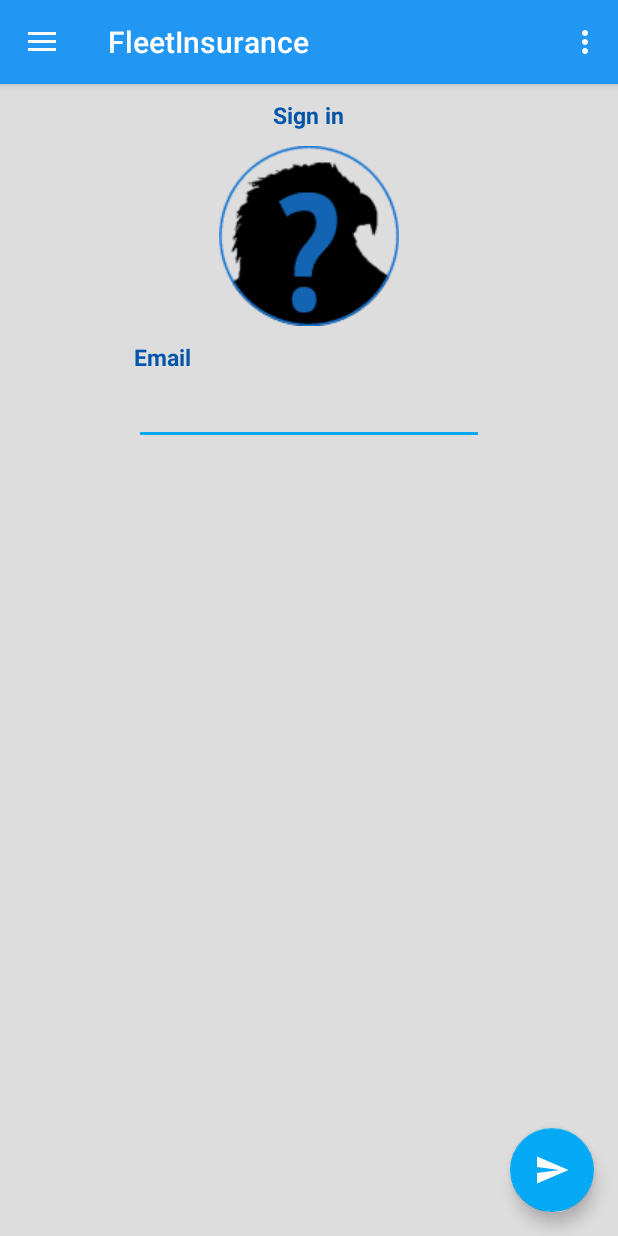
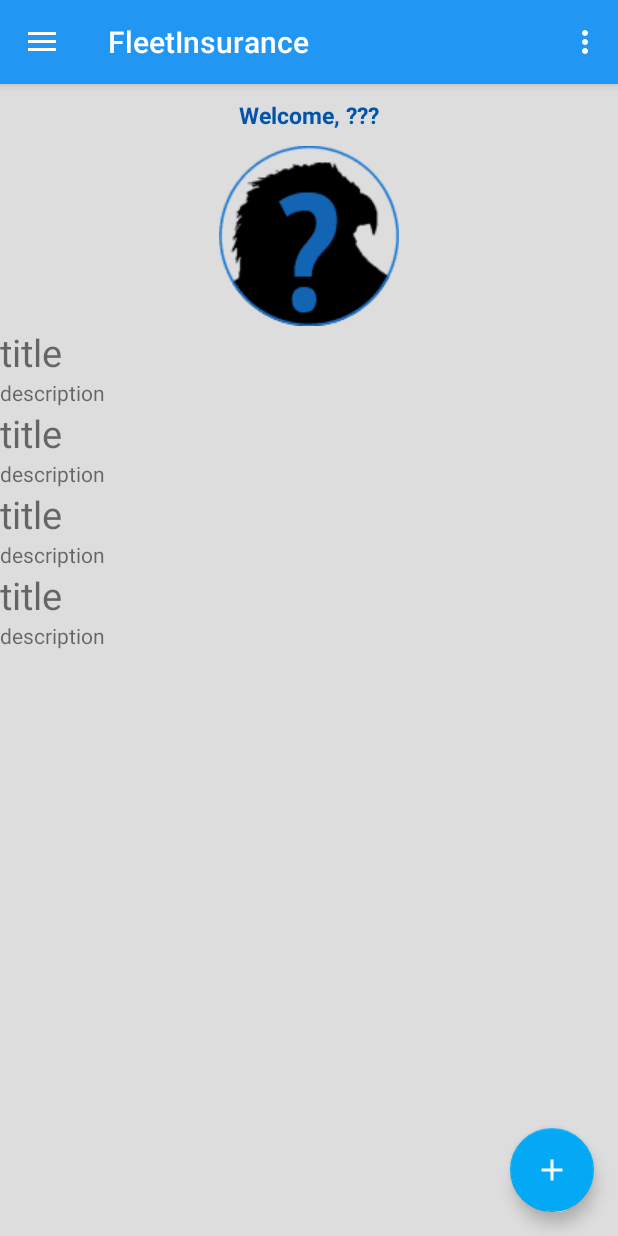
Before and after one commit to SorrGrif/FleetInsurance, an Android app: the screen it shows after launch (MainActivity), on a phone screen of 412 x 824 dp. Run offline under Robolectric (Android 15) with nearby library versions, the light colour scheme and no system bars.

Commit message:
created a basic layout for the logged in fragment

```diff
--- a/FleetInsurance/app/src/main/java/faucher/paul/fleetinsurance/MainActivity.java
+++ b/FleetInsurance/app/src/main/java/faucher/paul/fleetinsurance/MainActivity.java
@@ -49,7 +49,7 @@ public class MainActivity extends AppCompatActivity
 
         FragmentManager fm = getSupportFragmentManager();
         FragmentTransaction ft = fm.beginTransaction();
-        ft.replace(R.id.content_main, new LoggedOutFragment());
+        ft.replace(R.id.content_main, new LoggedInFragment());
         ft.commit();
 
         NavigationView navigationView = (NavigationView) findViewById(R.id.nav_view);
--- a/FleetInsurance/app/src/main/res/layout/fragment_logged_in.xml
+++ b/FleetInsurance/app/src/main/res/layout/fragment_logged_in.xml
@@ -1,9 +1,114 @@
-<FrameLayout xmlns:android="http://schemas.android.com/apk/res/android"
+<LinearLayout xmlns:android="http://schemas.android.com/apk/res/android"
+    xmlns:app="http://schemas.android.com/apk/res-auto"
     xmlns:tools="http://schemas.android.com/tools"
     android:layout_width="match_parent"
     android:layout_height="match_parent"
+    android:orientation="vertical"
     tools:context="faucher.paul.fleetinsurance.LoggedInFragment">
 
     <!-- TODO: Update blank fragment layout -->
 
-</FrameLayout>
+    <TextView
+        android:id="@+id/TitleLabel"
+        android:layout_width="wrap_content"
+        android:layout_height="wrap_content"
+        android:layout_gravity="center_horizontal"
+        android:layout_marginTop="@dimen/TopMargin"
+        android:text="@string/WelcomePlaceholder"
+        android:textColor="@color/titleFontColor"
+        android:textSize="@dimen/TitleTextSize"
+        android:textStyle="bold" />
+
+    <ImageView
+        android:id="@+id/AccountImage"
+        android:layout_width="wrap_content"
+        android:layout_height="wrap_content"
+        android:layout_gravity="center_horizontal"
+        android:layout_marginTop="@dimen/TopMargin"
+        app:srcCompat="@drawable/accountsillhoutte" />
+
+    <LinearLayout
+        android:layout_width="wrap_content"
+        android:layout_height="wrap_content"
+        android:orientation="vertical">
+
+        <TextView
+            android:id="@+id/textView25"
+            android:layout_width="wrap_content"
+            android:layout_height="wrap_content"
+            android:text="title"
+            android:textSize="25sp" />
+
+        <TextView
+            android:id="@+id/textView27"
+            android:layout_width="wrap_content"
+            android:layout_height="wrap_content"
+            android:layout_weight="1"
+            android:text="description" />
+
+    </LinearLayout>
+
+    <LinearLayout
+        android:layout_width="match_parent"
+        android:layout_height="wrap_content"
+        android:orientation="vertical">
+
+        <TextView
+            android:id="@+id/textView25"
+            android:layout_width="wrap_content"
+            android:layout_height="wrap_content"
+            android:text="title"
+            android:textSize="25sp" />
+
+        <TextView
+            android:id="@+id/textView27"
+            android:layout_width="wrap_content"
+            android:layout_height="wrap_content"
+            android:layout_weight="1"
+            android:text="description" />
+
+    </LinearLayout>
+
+    <LinearLayout
+        android:layout_width="match_parent"
+        android:layout_height="wrap_content"
+        android:orientation="vertical">
+
+        <TextView
+            android:id="@+id/textView25"
+            android:layout_width="wrap_content"
+            android:layout_height="wrap_content"
+            android:text="title"
+            android:textSize="25sp" />
+
+        <TextView
+            android:id="@+id/textView27"
+            android:layout_width="wrap_content"
+            android:layout_height="wrap_content"
+            android:layout_weight="1"
+            android:text="description" />
+
+    </LinearLayout>
+
+    <LinearLayout
+        android:layout_width="match_parent"
+        android:layout_height="wrap_content"
+        android:orientation="vertical">
+
+        <TextView
+            android:id="@+id/textView25"
+            android:layout_width="wrap_content"
+            android:layout_height="wrap_content"
+            android:text="title"
+            android:textSize="25sp" />
+
+        <TextView
+            android:id="@+id/textView27"
+            android:layout_width="wrap_content"
+            android:layout_height="wrap_content"
+            android:layout_weight="1"
+            android:text="description" />
+
+    </LinearLayout>
+
+</LinearLayout>
--- a/FleetInsurance/app/src/main/res/values/strings.xml
+++ b/FleetInsurance/app/src/main/res/values/strings.xml
@@ -28,6 +28,7 @@
     <string name="SignIn">Sign in</string>
     <string name="Gender">Gender</string>
     <string name="Age">Age</string>
+    <string name="WelcomePlaceholder">Welcome, ???</string>
     <array name="Genders">
         <item>Male</item>
         <item>Female</item>
```
